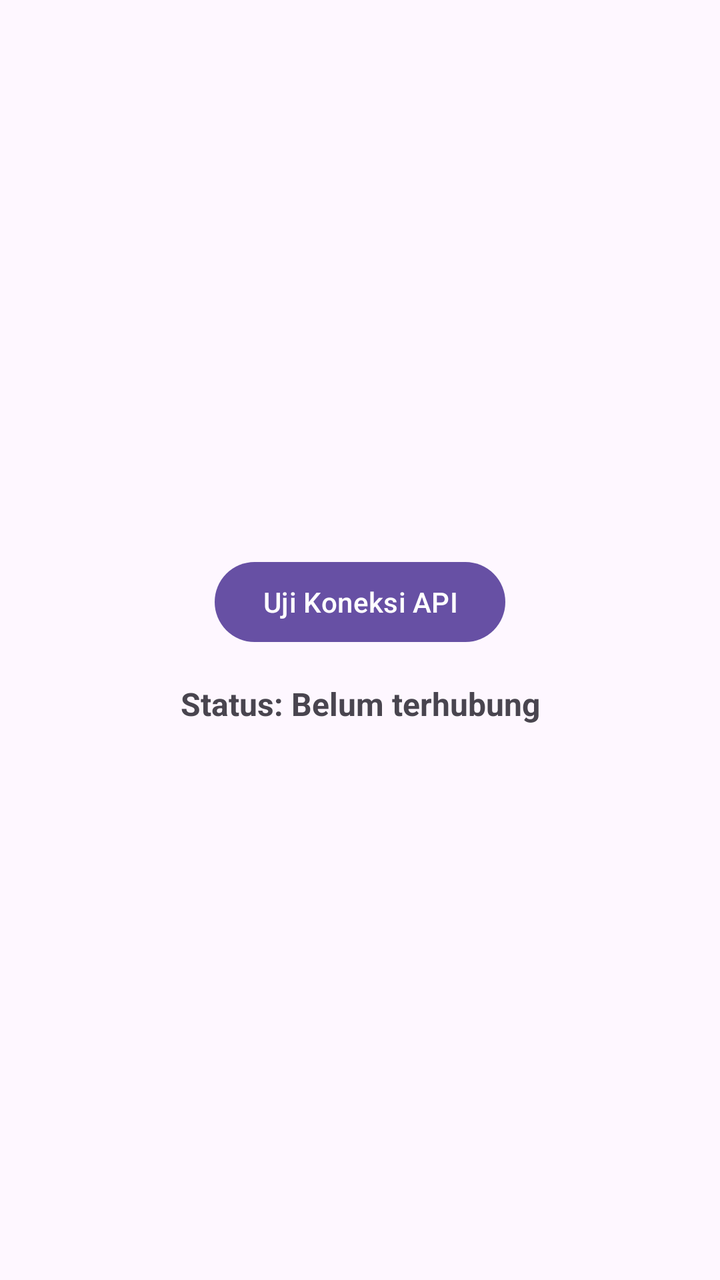
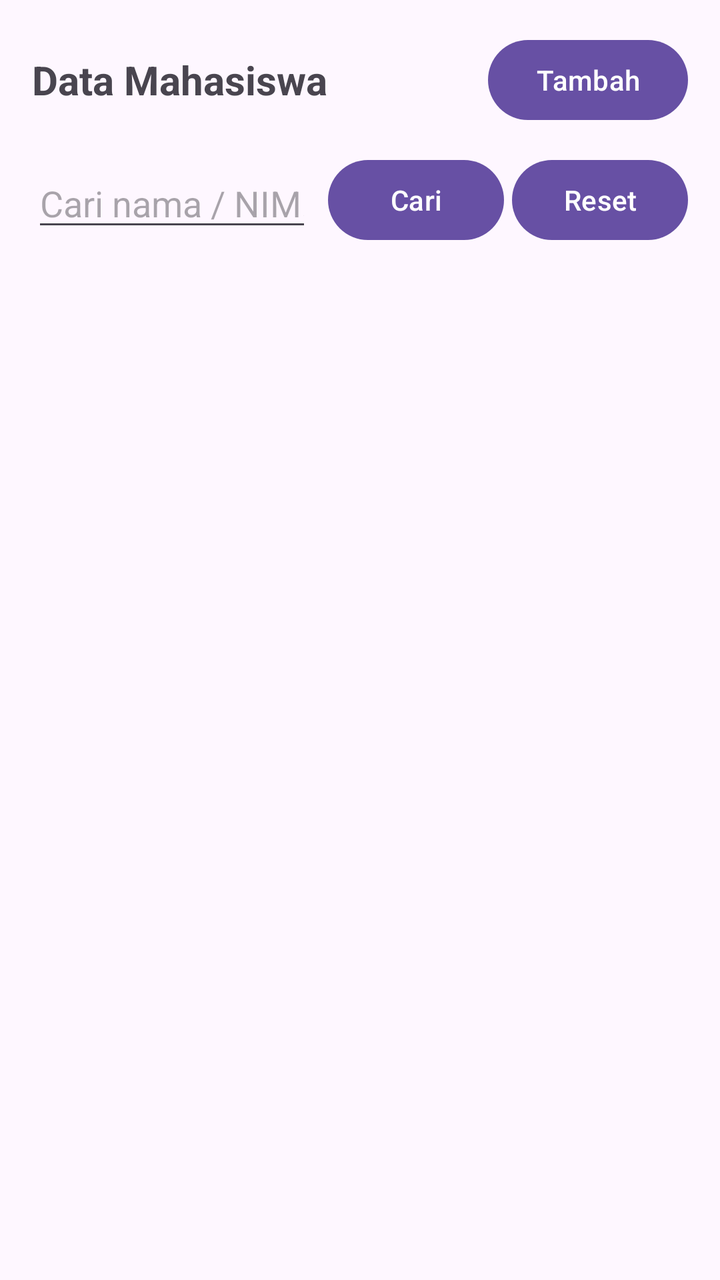

An Android layout rendered at two revisions. The XML below is the earlier revision; the diff shows what the commit changed to produce the second picture.
<!-- AndroidManifest.xml: application theme Theme.Mahasiswa -->
<!-- res/layout/activity_main.xml -->
<?xml version="1.0" encoding="utf-8"?>
<LinearLayout xmlns:android="http://schemas.android.com/apk/res/android"
    android:layout_width="match_parent"
    android:layout_height="match_parent"
    android:gravity="center"
    android:orientation="vertical"
    android:padding="24dp">

    <Button
        android:id="@+id/btnTestConnection"
        android:layout_width="wrap_content"
        android:layout_height="wrap_content"
        android:text="Uji Koneksi API" />

    <ProgressBar
        android:id="@+id/progressBar"
        android:layout_width="wrap_content"
        android:layout_height="wrap_content"
        android:layout_marginTop="16dp"
        android:visibility="gone" />

    <TextView
        android:id="@+id/tvConnectionStatus"
        android:layout_width="match_parent"
        android:layout_height="wrap_content"
        android:layout_marginTop="16dp"
        android:gravity="center"
        android:text="Status: Belum terhubung"
        android:textSize="16sp"
        android:textStyle="bold" />

</LinearLayout>
<!-- resources referenced by this layout -->
<resources>
  <style name="Theme.Mahasiswa" parent="Base.Theme.Mahasiswa" />
  <style name="Base.Theme.Mahasiswa" parent="Theme.Material3.DayNight.NoActionBar">
          
          
      </style>
</resources>

<!-- the commit's change to res/layout/activity_main.xml (unified diff, before → after) -->
@@ -2,31 +2,85 @@
 <LinearLayout xmlns:android="http://schemas.android.com/apk/res/android"
     android:layout_width="match_parent"
     android:layout_height="match_parent"
-    android:gravity="center"
     android:orientation="vertical"
-    android:padding="24dp">
+    android:padding="16dp">
 
-    <Button
-        android:id="@+id/btnTestConnection"
-        android:layout_width="wrap_content"
+    <LinearLayout
+        android:layout_width="match_parent"
         android:layout_height="wrap_content"
-        android:text="Uji Koneksi API" />
+        android:gravity="center_vertical"
+        android:orientation="horizontal">
+
+        <TextView
+            android:id="@+id/tvTitle"
+            android:layout_width="0dp"
+            android:layout_height="wrap_content"
+            android:layout_weight="1"
+            android:text="Data Mahasiswa"
+            android:textSize="20sp"
+            android:textStyle="bold" />
+
+        <Button
+            android:id="@+id/btnTambah"
+            android:layout_width="wrap_content"
+            android:layout_height="wrap_content"
+            android:text="Tambah" />
+    </LinearLayout>
+
+    
+    <LinearLayout
+        android:layout_width="match_parent"
+        android:layout_height="wrap_content"
+        android:layout_marginTop="12dp"
+        android:gravity="center_vertical"
+        android:orientation="horizontal">
+
+        <EditText
+            android:id="@+id/etSearch"
+            android:layout_width="0dp"
+            android:layout_height="wrap_content"
+            android:layout_weight="1"
+            android:hint="Cari nama / NIM..."
+            android:inputType="text"
+            android:singleLine="true" />
+
+        <Button
+            android:id="@+id/btnCari"
+            android:layout_width="wrap_content"
+            android:layout_height="wrap_content"
+            android:layout_marginStart="8dp"
+            android:text="Cari" />
+
+        <Button
+            android:id="@+id/btnReset"
+            android:layout_width="wrap_content"
+            android:layout_height="wrap_content"
+            android:layout_marginStart="4dp"
+            android:text="Reset" />
+    </LinearLayout>
 
     <ProgressBar
         android:id="@+id/progressBar"
         android:layout_width="wrap_content"
         android:layout_height="wrap_content"
+        android:layout_gravity="center"
         android:layout_marginTop="16dp"
         android:visibility="gone" />
 
     <TextView
-        android:id="@+id/tvConnectionStatus"
+        android:id="@+id/tvEmpty"
         android:layout_width="match_parent"
         android:layout_height="wrap_content"
         android:layout_marginTop="16dp"
         android:gravity="center"
-        android:text="Status: Belum terhubung"
-        android:textSize="16sp"
-        android:textStyle="bold" />
+        android:text="Belum ada data"
+        android:visibility="gone" />
+
+    <androidx.recyclerview.widget.RecyclerView
+        android:id="@+id/rvMahasiswa"
+        android:layout_width="match_parent"
+        android:layout_height="0dp"
+        android:layout_marginTop="12dp"
+        android:layout_weight="1" />
 
 </LinearLayout>
